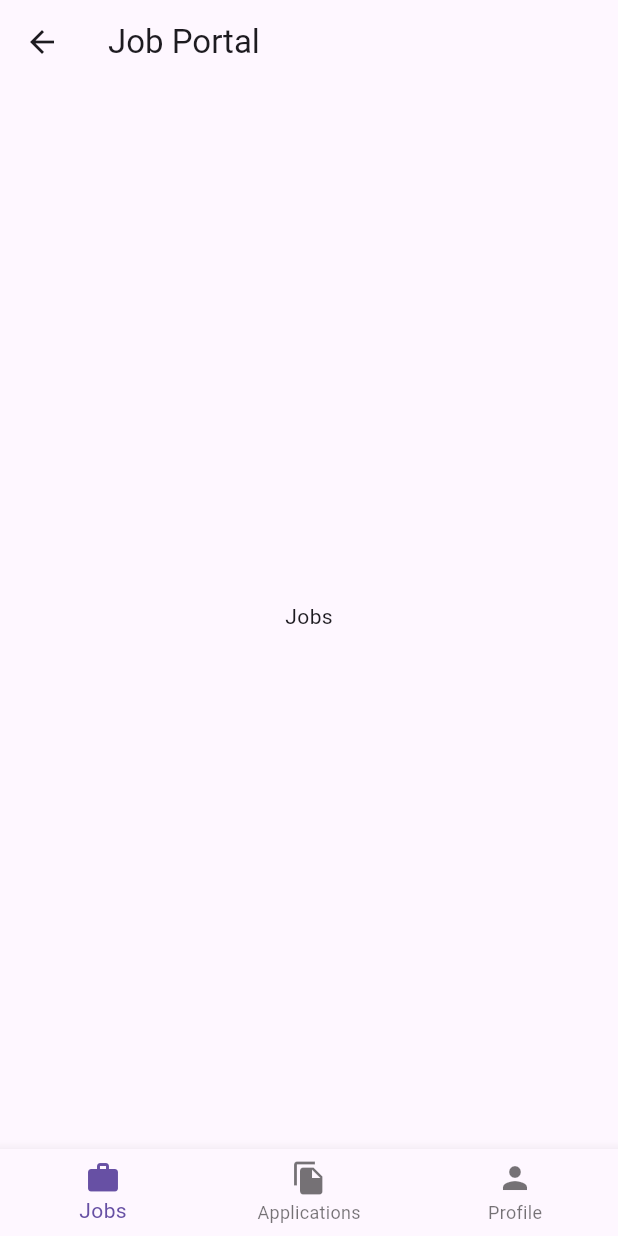
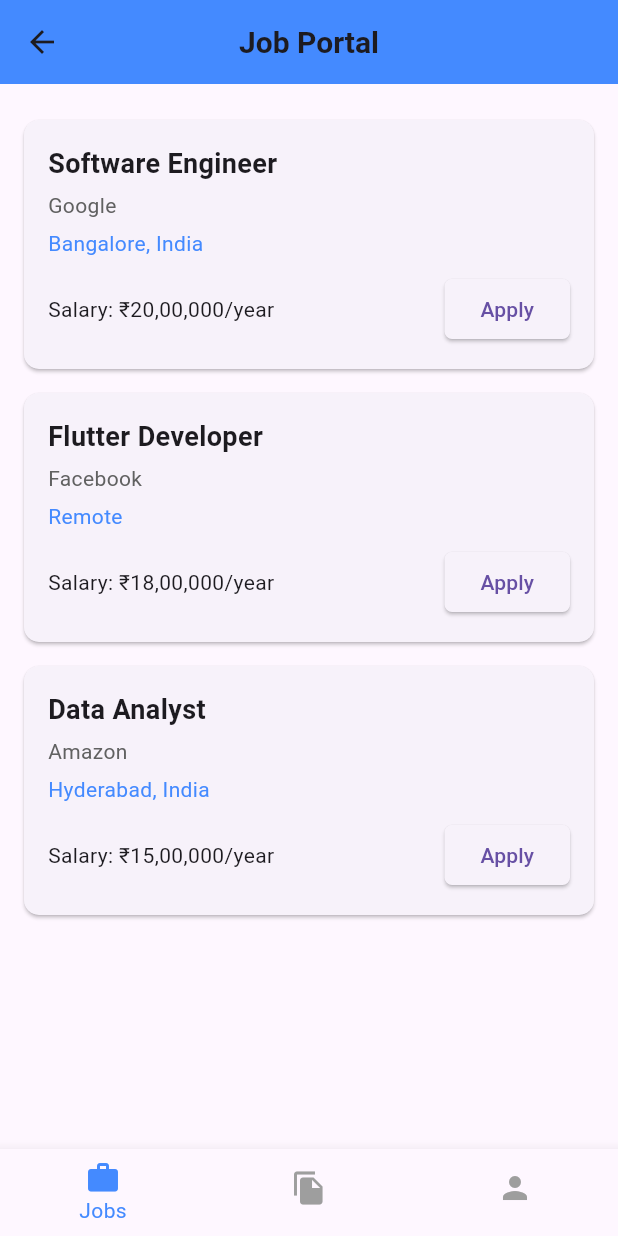
Before and after one commit to shadan1234/jobPortalFrontend, a Flutter app: the HomeScreen screen opened directly, on a phone screen of 412 x 824 dp. Run offline on Flutter 3.47's test engine with Material 3 defaults, Android fonts, the phone set to English and light mode, and no system bars; our stand-ins replace animate_do, shared_preferences; accounts and stored records are empty.

Commit message:
feat:home-screen

```diff
--- /dev/null
+++ b/lib/features/home-screen/home_screen.dart
@@ -0,0 +1,62 @@
+import 'package:flutter/material.dart';
+import 'package:job_portal_frontend/features/home-screen/application_screen.dart';
+import 'package:job_portal_frontend/features/home-screen/job-screen.dart';
+import 'package:job_portal_frontend/features/home-screen/profile_screen.dart';
+
+class HomeScreen extends StatefulWidget {
+  static const String routeName = '/home';
+
+  @override
+  _HomeScreenState createState() => _HomeScreenState();
+}
+
+class _HomeScreenState extends State<HomeScreen> {
+  int _currentIndex = 0;
+
+  final List<Widget> _tabs = [
+    JobsScreen(),
+    ApplicationsScreen(),
+    ProfileScreen(),
+  ];
+
+  @override
+  Widget build(BuildContext context) {
+    return Scaffold(
+      appBar: AppBar(
+        title: const Text(
+          'Job Portal',
+          style: TextStyle(fontWeight: FontWeight.bold, fontSize: 20),
+        ),
+        centerTitle: true,
+        backgroundColor: Colors.blueAccent,
+      ),
+      body: _tabs[_currentIndex],
+      bottomNavigationBar: BottomNavigationBar(
+        currentIndex: _currentIndex,
+        onTap: (index) {
+          setState(() {
+            _currentIndex = index;
+          });
+        },
+        selectedItemColor: Colors.blueAccent,
+        unselectedItemColor: Colors.grey,
+        showSelectedLabels: true,
+        showUnselectedLabels: false,
+        items: const [
+          BottomNavigationBarItem(
+            icon: Icon(Icons.work),
+            label: 'Jobs',
+          ),
+          BottomNavigationBarItem(
+            icon: Icon(Icons.file_copy),
+            label: 'Applications',
+          ),
+          BottomNavigationBarItem(
+            icon: Icon(Icons.person),
+            label: 'Profile',
+          ),
+        ],
+      ),
+    );
+  }
+}
--- /dev/null
+++ b/lib/features/home-screen/job-screen.dart
@@ -0,0 +1,79 @@
+import 'package:flutter/material.dart';
+
+class JobsScreen extends StatelessWidget {
+  @override
+  Widget build(BuildContext context) {
+    return ListView(
+      padding: const EdgeInsets.all(16.0),
+      children: [
+        JobCard(
+          title: 'Software Engineer',
+          company: 'Google',
+          location: 'Bangalore, India',
+          salary: '₹20,00,000/year',
+        ),
+        JobCard(
+          title: 'Flutter Developer',
+          company: 'Facebook',
+          location: 'Remote',
+          salary: '₹18,00,000/year',
+        ),
+        JobCard(
+          title: 'Data Analyst',
+          company: 'Amazon',
+          location: 'Hyderabad, India',
+          salary: '₹15,00,000/year',
+        ),
+      ],
+    );
+  }
+}
+
+class JobCard extends StatelessWidget {
+  final String title;
+  final String company;
+  final String location;
+  final String salary;
+
+  const JobCard({
+    required this.title,
+    required this.company,
+    required this.location,
+    required this.salary,
+  });
+
+  @override
+  Widget build(BuildContext context) {
+    return Card(
+      margin: const EdgeInsets.symmetric(vertical: 8.0),
+      shape: RoundedRectangleBorder(borderRadius: BorderRadius.circular(10)),
+      child: Padding(
+        padding: const EdgeInsets.all(16.0),
+        child: Column(
+          crossAxisAlignment: CrossAxisAlignment.start,
+          children: [
+            Text(title, style: TextStyle(fontWeight: FontWeight.bold, fontSize: 18)),
+            const SizedBox(height: 5),
+            Text(company, style: TextStyle(color: Colors.grey[700], fontSize: 14)),
+            const SizedBox(height: 5),
+            Text(location, style: TextStyle(color: Colors.blueAccent, fontSize: 14)),
+            const SizedBox(height: 10),
+            Row(
+              mainAxisAlignment: MainAxisAlignment.spaceBetween,
+              children: [
+                Text('Salary: $salary'),
+                ElevatedButton(
+                  onPressed: () {},
+                  style: ElevatedButton.styleFrom(
+                    shape: RoundedRectangleBorder(borderRadius: BorderRadius.circular(5)),
+                  ),
+                  child: const Text('Apply'),
+                ),
+              ],
+            ),
+          ],
+        ),
+      ),
+    );
+  }
+}
--- a/lib/globals.dart
+++ b/lib/globals.dart
@@ -1 +1,4 @@
-String uri="http://192.168.1.9:8080";
+import 'package:flutter/material.dart';
+
+String uri="http://192.168.37.156:8080";
+final GlobalKey<ScaffoldMessengerState> scaffoldMessengerKey = GlobalKey<ScaffoldMessengerState>();
--- a/lib/home_screen.dart
+++ /dev/null
@@ -1,41 +0,0 @@
-import 'package:flutter/material.dart';
-
-class HomeScreen extends StatefulWidget {
-  static const String routeName = '/home';
-
-  @override
-  _HomeScreenState createState() => _HomeScreenState();
-}
-
-class _HomeScreenState extends State<HomeScreen> {
-  int _currentIndex = 0;
-
-  final List<Widget> _tabs = [
-    Center(child: Text('Jobs')),
-    Center(child: Text('Applications')),
-    Center(child: Text('Profile')),
-  ];
-
-  @override
-  Widget build(BuildContext context) {
-    return Scaffold(
-      appBar: AppBar(
-        title: Text('Job Portal'),
-      ),
-      body: _tabs[_currentIndex],
-      bottomNavigationBar: BottomNavigationBar(
-        currentIndex: _currentIndex,
-        onTap: (index) {
-          setState(() {
-            _currentIndex = index;
-          });
-        },
-        items: const [
-          BottomNavigationBarItem(icon: Icon(Icons.work), label: 'Jobs'),
-          BottomNavigationBarItem(icon: Icon(Icons.file_copy), label: 'Applications'),
-          BottomNavigationBarItem(icon: Icon(Icons.person), label: 'Profile'),
-        ],
-      ),
-    );
-  }
-}
--- a/lib/provider/user_provider.dart
+++ b/lib/provider/user_provider.dart
@@ -4,9 +4,13 @@
 
 
 class UserProvider extends ChangeNotifier{
-  User _user=User(id: '', name: '', password: '', email: '', token: '', applicationList: [], roles: []);
+  User _user=User(id: '', name: '', password: '', email: '', applicationList: [], roles: []);
   User get user=>_user;
 
+  void setUserFromMap(Map<String,dynamic>user){
+    _user=User.fromMap(user);
+    notifyListeners();
+  }
   void setUser(String user){
     _user=User.fromJson(user);
     notifyListeners();
--- a/lib/router.dart
+++ b/lib/router.dart
@@ -2,7 +2,7 @@
 import 'package:flutter/material.dart';
 import 'package:job_portal_frontend/features/auth/login.dart';
 import 'package:job_portal_frontend/features/auth/signup.dart';
-import 'package:job_portal_frontend/home_screen.dart';
+import 'package:job_portal_frontend/features/home-screen/home_screen.dart';
 
 
 Route<dynamic> generateRoute(RouteSettings routeSettings) {
```
Also changed, not shown: lib/commons/error_handling.dart (+9 -6 lines), lib/features/auth/auth_service.dart (+37 -18 lines), lib/features/home-screen/application_screen.dart (added, +55 -0 lines), lib/features/home-screen/profile_screen.dart (added, +29 -0 lines), lib/main.dart (+21 -10 lines), lib/models/user.dart (+19 -36 lines).
